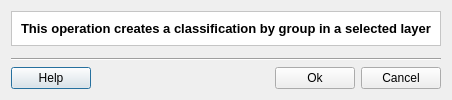
Above: src/terralib/qt/widgets/se/ui/GroupingDialogForm.ui from claudiobogossian/terralib5 before the change. Below: the same form after it.
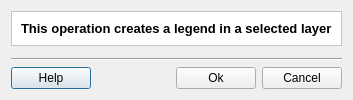
That is the form after the change. Custom widgets are drawn as their Qt base class.

Commit message: refs #1015 - Change the title of widget and the label of layer popup from "Classification" to "Edit Legend".

Patch:
```diff
--- a/src/terralib/qt/widgets/se/ui/GroupingDialogForm.ui
+++ b/src/terralib/qt/widgets/se/ui/GroupingDialogForm.ui
@@ -6,8 +6,8 @@
    <rect>
     <x>0</x>
     <y>0</y>
-    <width>486</width>
-    <height>108</height>
+    <width>611</width>
+    <height>125</height>
    </rect>
   </property>
   <property name="windowTitle">
@@ -41,7 +41,7 @@
            </font>
           </property>
           <property name="text">
-           <string>This operation creates a classification by group in a selected layer</string>
+           <string>This operation creates a legend in a selected layer</string>
           </property>
          </widget>
         </item>
```
Left out of the diff: 2 changed lines with no effect on the pictures. The commit also changes 5 other files.
